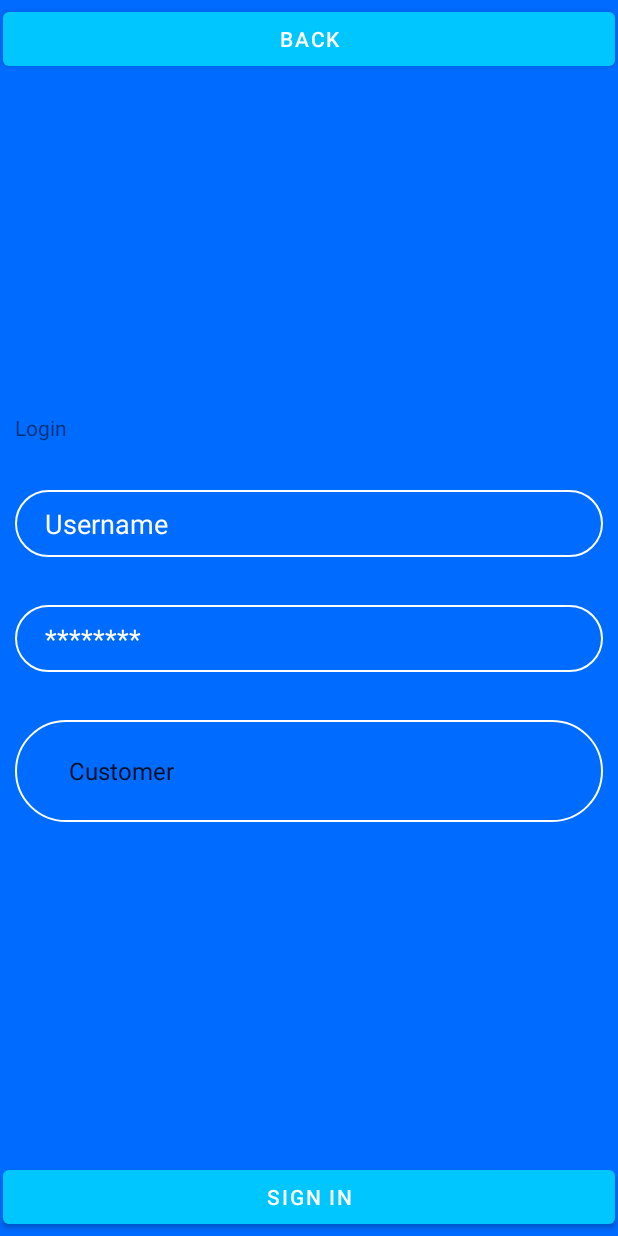
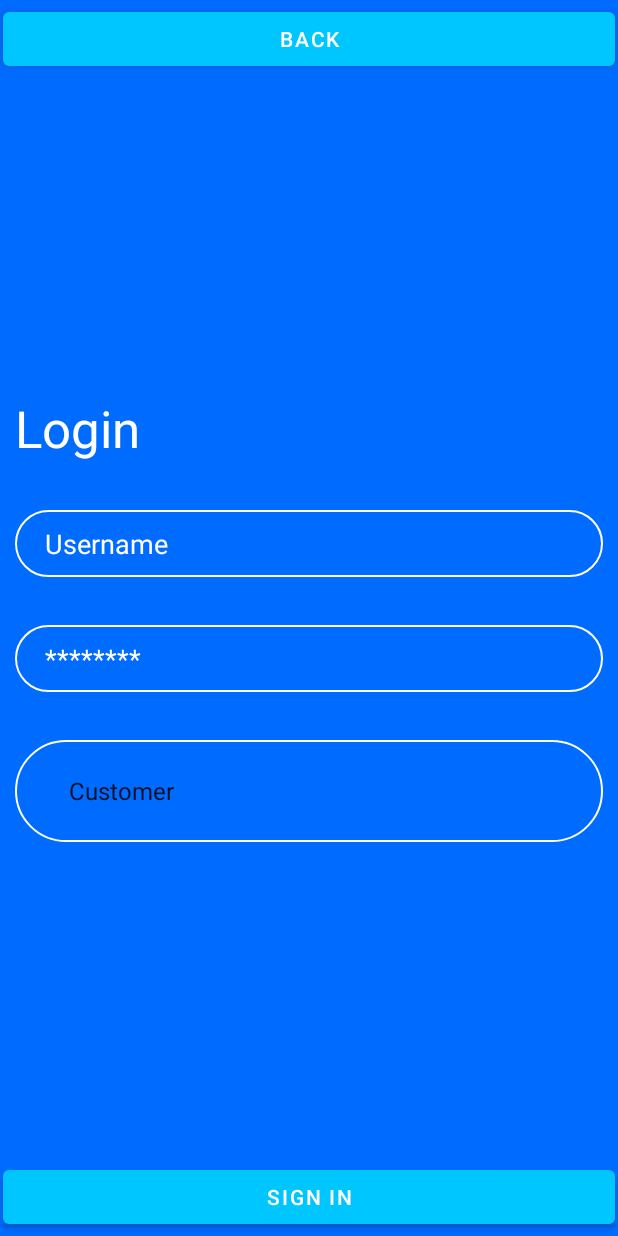
Before and after one commit to owquresh/uscdoordrink-frontend, an Android app: the LoginActivity screen opened directly, with no data from a screen before it, on a phone screen of 412 x 824 dp. Run offline under Robolectric (Android 15) with nearby library versions, the phone set to English and light mode, and no system bars; our stand-ins replace Volley; network calls fail.

Commit message:
changed formatting for login

```diff
--- a/app/src/main/res/layout/activity_login.xml
+++ b/app/src/main/res/layout/activity_login.xml
@@ -29,6 +29,8 @@
             android:layout_width="wrap_content"
             android:layout_height="wrap_content"
             android:text="Login"
+            android:textColor="@color/white"
+            android:textSize="34sp"
             app:layout_constraintBottom_toBottomOf="parent"
             app:layout_constraintEnd_toEndOf="parent"
             app:layout_constraintStart_toStartOf="parent"
@@ -74,8 +76,8 @@
         <Spinner
             android:id="@+id/spinnerCustomer"
             android:layout_width="match_parent"
+            android:layout_height="wrap_content"
             android:layout_marginTop="32dp"
-            android:layout_height="wrap_content"
             android:background="@drawable/input_background"
             android:paddingLeft="20dp"
             android:paddingTop="10dp"
```
